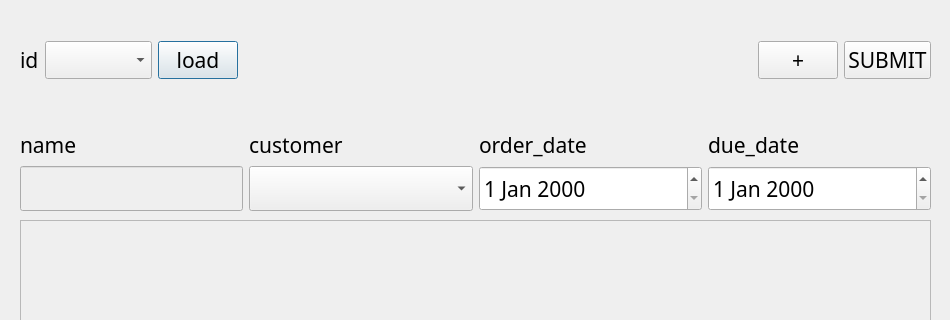
Old version of the form ui/ordersWidget.ui in the repository SuhYeoJee/OrderManager; both pictures show x 0 to 950 and y 0 to 320 of the 950 by 800 pixel window.
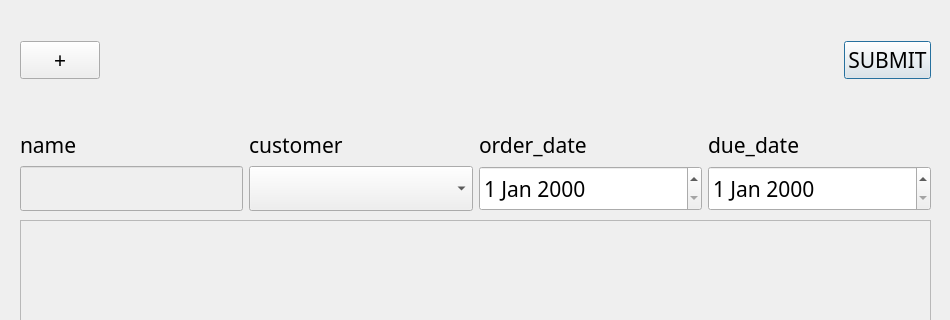
New version of the form.

Commit message: orders 입력으로 ip생성(ipm input 변경)

What changed in the file:
```diff
--- a/ui/ordersWidget.ui
+++ b/ui/ordersWidget.ui
@@ -32,14 +32,14 @@
     </rect>
    </property>
    <layout class="QGridLayout" name="gridLayout_4">
-    <item row="0" column="0">
-     <widget class="QLabel" name="label_12">
+    <item row="0" column="3">
+     <widget class="QPushButton" name="submitBtn">
       <property name="text">
-       <string>id</string>
+       <string>SUBMIT</string>
       </property>
      </widget>
     </item>
-    <item row="0" column="4">
+    <item row="0" column="1">
      <spacer name="horizontalSpacer">
       <property name="orientation">
        <enum>Qt::Horizontal</enum>
@@ -52,24 +52,7 @@
       </property>
      </spacer>
     </item>
-    <item row="0" column="2">
-     <widget class="QPushButton" name="loadBtn">
-      <property name="text">
-       <string>load</string>
-      </property>
-     </widget>
-    </item>
-    <item row="0" column="6">
-     <widget class="QPushButton" name="submitBtn">
-      <property name="text">
-       <string>SUBMIT</string>
-      </property>
-     </widget>
-    </item>
-    <item row="0" column="1">
-     <widget class="QComboBox" name="idComboBox"/>
-    </item>
-    <item row="0" column="5">
+    <item row="0" column="0">
      <widget class="QPushButton" name="addBtn">
       <property name="text">
        <string>+</string>
```
The commit also changes 9 other files.
